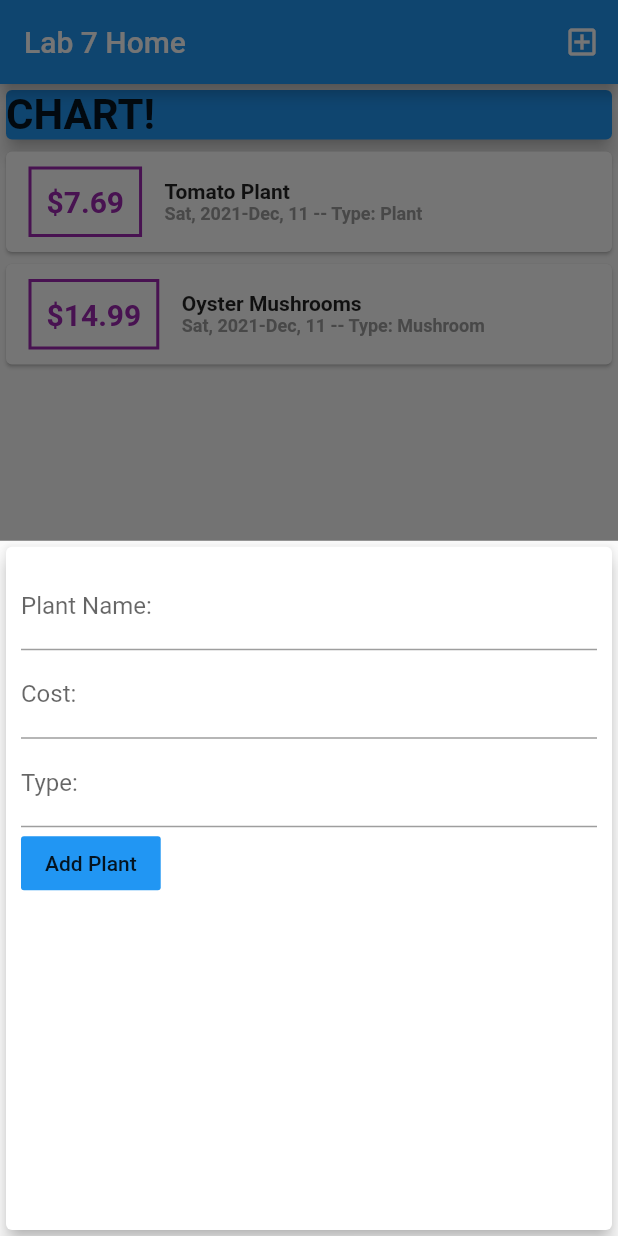
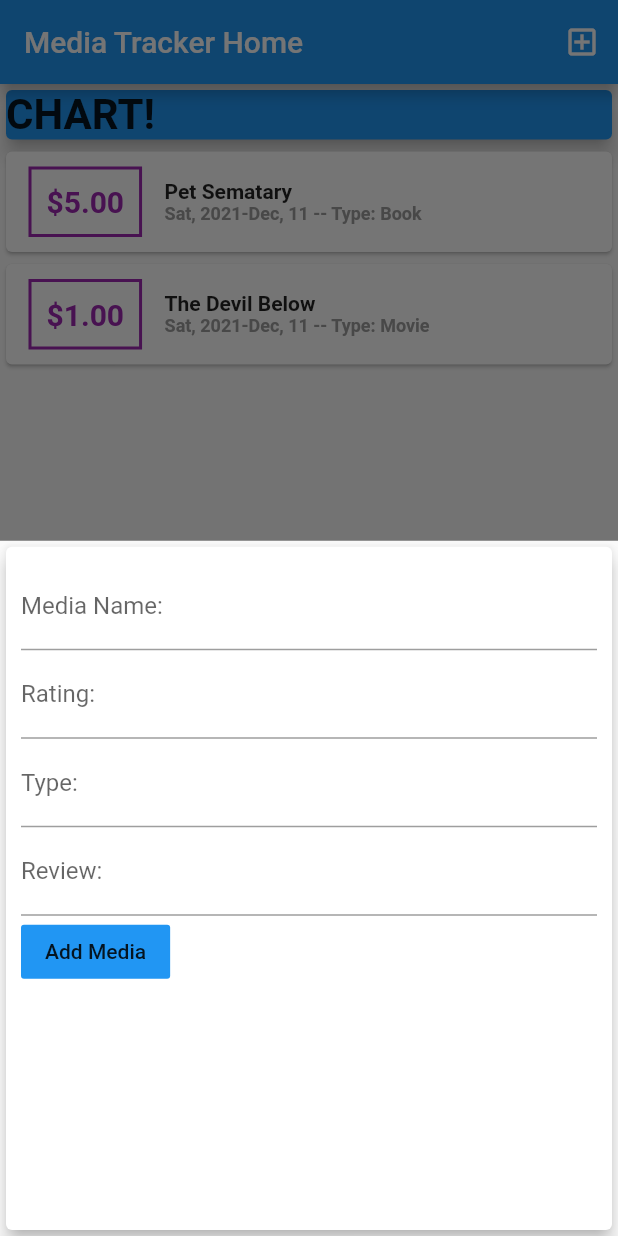
Before and after one commit to GarlicButterBoy/mode-final, a Flutter app: the screen it shows after launch, after a tap on the "add box" icon, on a phone screen of 412 x 824 dp. Run offline on Flutter 3.47's test engine with Material 2 defaults, Android fonts, the phone set to English and light mode, and no system bars.

Commit message:
Updated program to use media

```diff
--- a/lib/main.dart
+++ b/lib/main.dart
@@ -1,8 +1,8 @@
 import 'package:flutter/material.dart';
-import 'package:lab6_mode/widgets/new_plant.dart';
-import 'package:lab6_mode/widgets/plant_list.dart';
+import 'package:lab6_mode/widgets/new_media.dart';
+import 'package:lab6_mode/widgets/media_list.dart';
 
-import 'models/plant.dart';
+import 'models/media.dart';
 
 void main() => runApp(MyApp());
 
@@ -11,7 +11,7 @@ class MyApp extends StatelessWidget {
   @override
   Widget build(BuildContext context) {
     return MaterialApp(
-      title: 'MODE4201 - Lab 7',
+      title: 'MODE4201 Final - Media Tracker',
       home: MyHomePage(),
     );
   }
@@ -31,44 +31,54 @@ class _MyHomePageState extends State<MyHomePage> {
 
   // final typeController = TextEditingController();
 
-final List<Plant> _userPlants = [
-    Plant(
-      id: 'p1',
-      name: 'Tomato Plant',
-      amount: 7.69,
+final List<Media> _userMedia = [
+    Media(
+      id: 'm1',
+      name: 'Pet Sematary',
+      rating: 5,
       date: DateTime.now(),
-      type: 'Plant',
+      type: 'Book',
+      review: "This was pretty good.",
       ),
-    Plant(
-      id: 'p2',
-      name: 'Oyster Mushrooms',
-      amount: 14.99,
+    Media(
+      id: 'm2',
+      name: 'The Devil Below',
+      rating: 1,
       date: DateTime.now(),
-      type: 'Mushroom',
+      type: 'Movie',
+      review: "This sucked!",
       ),
   ];
 
-  void _addNewPlant(String name, double cost, String type) {
-    final newPlant = Plant(
+  void _addNewMedia(String name, double rating, String type, String review)
+  {
+
+    if (review == "")
+    {
+      review = "No Review";
+    }
+
+    final newMedia = Media(
       name: name,
-    amount: cost,
-    type: type,
-    date: DateTime.now(),
-    id: DateTime.now().toString(),
+      rating: rating,
+      type: type,
+      review: review,
+      date: DateTime.now(),
+      id: DateTime.now().toString(),
     );
 
     setState(() {
-      _userPlants.add(newPlant);
+      _userMedia.add(newMedia);
     });
   }
 
-  void _startAddNewPlant(BuildContext ctx) {
+  void _startAddNewMedia(BuildContext ctx) {
     showModalBottomSheet(
       context: ctx,
       builder: (_) {
         return GestureDetector(
           onTap: () {},
-          child: NewPlant(_addNewPlant),
+          child: NewMedia(_addNewMedia),
           behavior: HitTestBehavior.opaque,
         );
       },
@@ -79,11 +89,11 @@ final List<Plant> _userPlants = [
   Widget build(BuildContext context) {
     return Scaffold(
       appBar: AppBar(
-      title: Text('Lab 7 Home'),
+      title: Text('Media Tracker Home'),
       actions: <Widget>[
         IconButton(
           icon: Icon(Icons.add_box_outlined),
-          onPressed: () => _startAddNewPlant(context),
+          onPressed: () => _startAddNewMedia(context),
         ),
       ],
     ),
@@ -106,14 +116,14 @@ final List<Plant> _userPlants = [
                 elevation: 5,
                 ),
           ),
-          PlantList(_userPlants),
+          MediaList(_userMedia),
         ],
       ),
     ),
     floatingActionButtonLocation: FloatingActionButtonLocation.centerFloat,
     floatingActionButton: FloatingActionButton(
       child: Icon(Icons.add_box_outlined),
-      onPressed: () => _startAddNewPlant(context),
+      onPressed: () => _startAddNewMedia(context),
       ),
 
     );
--- a/lib/models/plant.dart
+++ b/lib/models/media.dart
@@ -1,18 +1,20 @@
 import 'package:flutter/foundation.dart';
 
-class Plant {
+class Media {
   final String id;
   final String name;
-  final double amount;
+  final double rating;
   final DateTime date;
   final String type;
+  final String review;
 
-  Plant({
+  Media({
     required this.id,
     required this.name,
-    required this.amount,
+    required this.rating,
     required this.date,
-    required this.type
+    required this.type,
+    required this.review
     });
 
 }
--- a/lib/widgets/plant_list.dart
+++ b/lib/widgets/media_list.dart
@@ -1,15 +1,15 @@
 import 'package:flutter/material.dart';
-import '../models/plant.dart';
+import '../models/media.dart';
 import 'package:intl/intl.dart';
 
-class PlantList extends StatelessWidget {
-  final List<Plant> plants;
-  PlantList(this.plants);
+class MediaList extends StatelessWidget {
+  final List<Media> media;
+  MediaList(this.media);
 
   @override
   Widget build(BuildContext context) {
     return Container(
-      height: 204,
+      height: 250,
       child: ListView.builder(
             itemBuilder: (context, index) {
               return Card(
@@ -26,7 +26,7 @@ class PlantList extends StatelessWidget {
                     ),
                     padding: EdgeInsets.all(10),
                     child: Text(
-                    '\$${plants[index].amount.toStringAsFixed(2)}',
+                    '\$${media[index].rating.toStringAsFixed(2)}',
                     style: TextStyle(
                       fontWeight: FontWeight.bold,
                       fontSize: 20,
@@ -38,14 +38,14 @@ class PlantList extends StatelessWidget {
                     crossAxisAlignment: CrossAxisAlignment.start,
                     children: <Widget>[
                     Text(
-                      plants[index].name,
+                      media[index].name,
                       style: TextStyle(
                         fontSize: 14,
                         fontWeight: FontWeight.bold,
                       ),
                       ),
                     Text(
-                      '${DateFormat('EEE, y-MMM, d').format(plants[index].date)} -- Type: ${plants[index].type}',
+                      '${DateFormat('EEE, y-MMM, d').format(media[index].date)} -- Type: ${media[index].type}',
                       style: TextStyle(
                         fontSize: 12,
                         fontWeight: FontWeight.bold,
@@ -58,7 +58,7 @@ class PlantList extends StatelessWidget {
               ),
               );
              },
-            itemCount: plants.length,
+            itemCount: media.length,
            ),
     );
   }
--- a/lib/widgets/new_plant.dart
+++ b/lib/widgets/new_media.dart
@@ -2,36 +2,40 @@ import 'package:flutter/cupertino.dart';
 
 import 'package:flutter/material.dart';
 
-class NewPlant extends StatefulWidget {
+class NewMedia extends StatefulWidget {
   final Function addPlant;
 
-  NewPlant(this.addPlant);
+  NewMedia(this.addPlant);
 
   @override
-  State<NewPlant> createState() => _NewPlantState();
+  State<NewMedia> createState() => _NewMediaState();
 }
 
-class _NewPlantState extends State<NewPlant> {
+//TODO: BUG? - When typing into the text fields, the screen doesn't scroll and you can't see what you're typing after rating.
+
+class _NewMediaState extends State<NewMedia> {
+  //Controllers for Create Screen
   final nameController = TextEditingController();
-
-  final costController = TextEditingController();
-
+  final ratingController = TextEditingController();
   final typeController = TextEditingController();
+  final reviewController = TextEditingController();
 
   void submitData() {
     final enteredName = nameController.text;
-    final enteredCost = double.parse(costController.text);
+    final enteredRating = double.parse(ratingController.text);
     final enteredType = typeController.text;
+    final enteredReview = reviewController.text;
 
-    if (enteredName.isEmpty || enteredType.isEmpty || enteredCost < 0.01)
+    if (enteredName.isEmpty || enteredType.isEmpty || enteredRating < 1)
     {
       return;
     }
 
     widget.addPlant(
               enteredName,
-              enteredCost,
-              enteredType
+              enteredRating,
+              enteredType,
+              enteredReview
             );
 
             Navigator.of(context).pop();
@@ -48,15 +52,15 @@ class _NewPlantState extends State<NewPlant> {
               children: <Widget>[
                 TextField(
                   decoration: InputDecoration(
-                    labelText: 'Plant Name: ',
+                    labelText: 'Media Name: ',
                   ),
                   controller: nameController,
                   onSubmitted: (_) => submitData(),
                 ),
                 TextField(decoration: InputDecoration(
-                    labelText: 'Cost: ',
+                    labelText: 'Rating: ',
                   ),
-                  controller: costController,
+                  controller: ratingController,
                   keyboardType: TextInputType.number,
                   onSubmitted: (_) => submitData()
                 ),
@@ -66,10 +70,16 @@ class _NewPlantState extends State<NewPlant> {
                   controller: typeController,
                   onSubmitted: (_) => submitData(),
                 ),
+                TextField(decoration: InputDecoration(
+                    labelText: 'Review: ',
+                  ),
+                  controller: reviewController,
+                  onSubmitted: (_) => submitData(),
+                ),
                 FlatButton(
 
                   onPressed: submitData,
-                  child: Text('Add Plant'),
+                  child: Text('Add Media'),
                   color: Colors.blue,
                 ),
               ],
```
